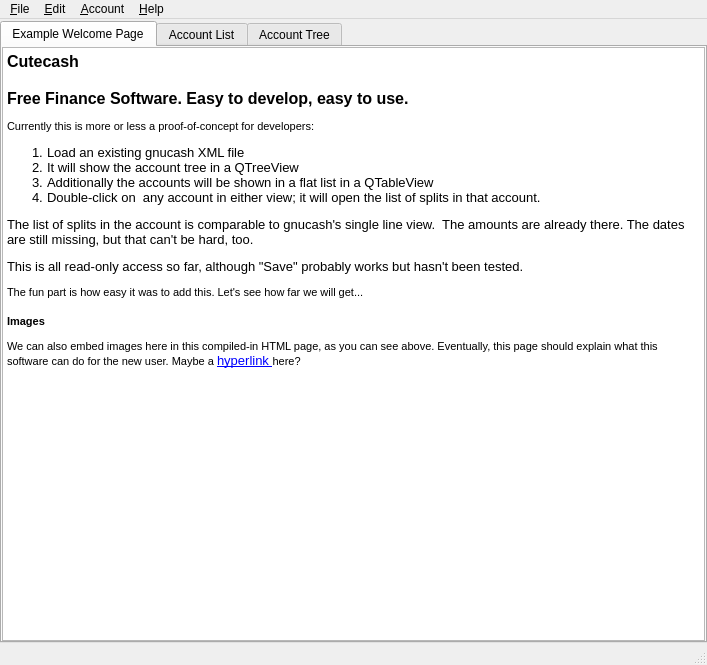
Qt form src/gnc/mainwindow.ui (mchochlov/Gnucash) before a commit.
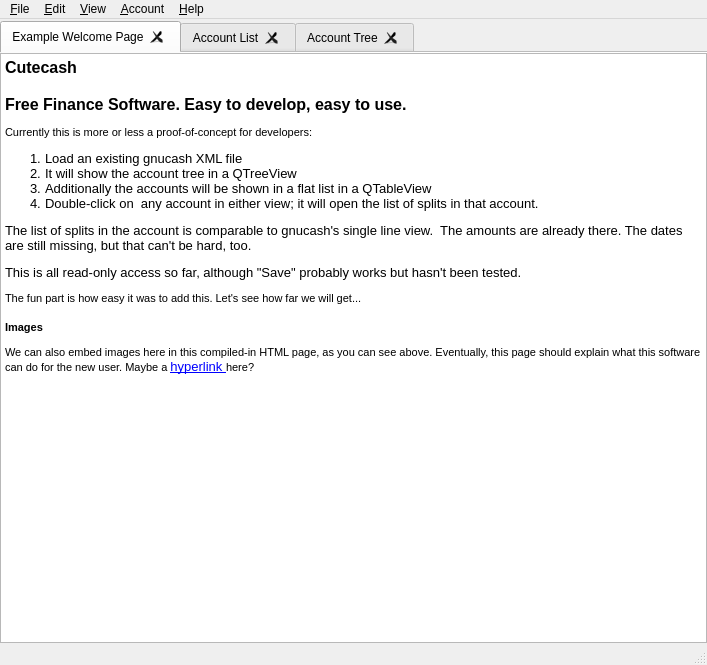
The same form after that commit. Icons and pictures are not drawn.

Commit message: Cutecash: Enable tab moving and other UI features of Qt.

Diff of the .ui file:
```diff
--- a/src/gnc/mainwindow.ui
+++ b/src/gnc/mainwindow.ui
@@ -36,6 +36,15 @@
       <property name="currentIndex">
        <number>0</number>
       </property>
+      <property name="documentMode">
+       <bool>true</bool>
+      </property>
+      <property name="tabsClosable">
+       <bool>true</bool>
+      </property>
+      <property name="movable">
+       <bool>true</bool>
+      </property>
       <widget class="QWidget" name="textBrowserTab">
        <attribute name="title">
         <string>Example Welcome Page</string>
@@ -50,20 +59,20 @@
            <string>&lt;!DOCTYPE HTML PUBLIC &quot;-//W3C//DTD HTML 4.0//EN&quot; &quot;http://www.w3.org/TR/REC-html40/strict.dtd&quot;&gt;
 &lt;html&gt;&lt;head&gt;&lt;meta name=&quot;qrichtext&quot; content=&quot;1&quot; /&gt;&lt;style type=&quot;text/css&quot;&gt;
 p, li { white-space: pre-wrap; }
-&lt;/style&gt;&lt;/head&gt;&lt;body style=&quot; font-family:'Sans'; font-size:10pt; font-weight:400; font-style:normal;&quot;&gt;
-&lt;p style=&quot; margin-top:18px; margin-bottom:12px; margin-left:0px; margin-right:0px; -qt-block-indent:0; text-indent:0px;&quot;&gt;&lt;span style=&quot; font-family:'MS Shell Dlg 2'; font-size:12pt; font-weight:600;&quot;&gt;Cutecash&lt;/span&gt;&lt;/p&gt;
-&lt;p style=&quot; margin-top:18px; margin-bottom:12px; margin-left:0px; margin-right:0px; -qt-block-indent:0; text-indent:0px;&quot;&gt;&lt;span style=&quot; font-family:'MS Shell Dlg 2'; font-size:12pt; font-weight:600;&quot;&gt;Free Finance Software. Easy to develop, easy to use.&lt;/span&gt;&lt;/p&gt;
-&lt;p style=&quot; margin-top:12px; margin-bottom:12px; margin-left:0px; margin-right:0px; -qt-block-indent:0; text-indent:0px;&quot;&gt;&lt;span style=&quot; font-family:'MS Shell Dlg 2'; font-size:8pt;&quot;&gt;Currently this is more or less a proof-of-concept for developers:&lt;/span&gt;&lt;/p&gt;
-&lt;ol style=&quot;-qt-list-indent: 1;&quot;&gt;&lt;li style=&quot; margin-top:12px; margin-bottom:0px; margin-left:0px; margin-right:0px; -qt-block-indent:0; text-indent:0px;&quot;&gt;Load an existing gnucash XML file&lt;/li&gt;
-&lt;li style=&quot; margin-top:0px; margin-bottom:0px; margin-left:0px; margin-right:0px; -qt-block-indent:0; text-indent:0px;&quot;&gt;It will show the account tree in a QTreeView&lt;/li&gt;
-&lt;li style=&quot; margin-top:0px; margin-bottom:0px; margin-left:0px; margin-right:0px; -qt-block-indent:0; text-indent:0px;&quot;&gt;Additionally the accounts will be shown in a flat list in a QTableView&lt;/li&gt;
-&lt;li style=&quot; margin-top:0px; margin-bottom:12px; margin-left:0px; margin-right:0px; -qt-block-indent:0; text-indent:0px;&quot;&gt;Double-click on  any account in either view; it will open the list of splits in that account.&lt;/li&gt;&lt;/ol&gt;
-&lt;p style=&quot; margin-top:12px; margin-bottom:12px; margin-left:0px; margin-right:0px; -qt-block-indent:0; text-indent:0px;&quot;&gt;The list of splits in the account is comparable to gnucash's single line view.  The amounts are already there. The dates are still missing, but that can't be hard, too.&lt;/p&gt;
-&lt;p style=&quot; margin-top:12px; margin-bottom:12px; margin-left:0px; margin-right:0px; -qt-block-indent:0; text-indent:0px;&quot;&gt;This is all read-only access so far, although &quot;Save&quot; probably works but hasn't been tested.&lt;/p&gt;
-&lt;p style=&quot; margin-top:12px; margin-bottom:12px; margin-left:0px; margin-right:0px; -qt-block-indent:0; text-indent:0px;&quot;&gt;&lt;span style=&quot; font-family:'MS Shell Dlg 2'; font-size:8pt;&quot;&gt;The fun part is how easy it was to add this. Let's see how far we will get...&lt;/span&gt;&lt;/p&gt;
-&lt;p style=&quot; margin-top:16px; margin-bottom:12px; margin-left:0px; margin-right:0px; -qt-block-indent:0; text-indent:0px;&quot;&gt;&lt;span style=&quot; font-family:'MS Shell Dlg 2'; font-size:8pt; font-weight:600;&quot;&gt;Images&lt;/span&gt;&lt;/p&gt;
+&lt;/style&gt;&lt;/head&gt;&lt;body style=&quot; font-family:'MS Shell Dlg 2'; font-size:8.25pt; font-weight:400; font-style:normal;&quot;&gt;
+&lt;p style=&quot; margin-top:18px; margin-bottom:12px; margin-left:0px; margin-right:0px; -qt-block-indent:0; text-indent:0px;&quot;&gt;&lt;span style=&quot; font-size:12pt; font-weight:600;&quot;&gt;Cutecash&lt;/span&gt;&lt;/p&gt;
+&lt;p style=&quot; margin-top:18px; margin-bottom:12px; margin-left:0px; margin-right:0px; -qt-block-indent:0; text-indent:0px;&quot;&gt;&lt;span style=&quot; font-size:12pt; font-weight:600;&quot;&gt;Free Finance Software. Easy to develop, easy to use.&lt;/span&gt;&lt;/p&gt;
+&lt;p style=&quot; margin-top:12px; margin-bottom:12px; margin-left:0px; margin-right:0px; -qt-block-indent:0; text-indent:0px;&quot;&gt;&lt;span style=&quot; font-size:8pt;&quot;&gt;Currently this is more or less a proof-of-concept for developers:&lt;/span&gt;&lt;/p&gt;
+&lt;ol style=&quot;margin-top: 0px; margin-bottom: 0px; margin-left: 0px; margin-right: 0px; -qt-list-indent: 1;&quot;&gt;&lt;li style=&quot; font-family:'Sans'; font-size:10pt;&quot; style=&quot; margin-top:12px; margin-bottom:0px; margin-left:0px; margin-right:0px; -qt-block-indent:0; text-indent:0px;&quot;&gt;Load an existing gnucash XML file&lt;/li&gt;
+&lt;li style=&quot; font-family:'Sans'; font-size:10pt;&quot; style=&quot; margin-top:0px; margin-bottom:0px; margin-left:0px; margin-right:0px; -qt-block-indent:0; text-indent:0px;&quot;&gt;It will show the account tree in a QTreeView&lt;/li&gt;
+&lt;li style=&quot; font-family:'Sans'; font-size:10pt;&quot; style=&quot; margin-top:0px; margin-bottom:0px; margin-left:0px; margin-right:0px; -qt-block-indent:0; text-indent:0px;&quot;&gt;Additionally the accounts will be shown in a flat list in a QTableView&lt;/li&gt;
+&lt;li style=&quot; font-family:'Sans'; font-size:10pt;&quot; style=&quot; margin-top:0px; margin-bottom:12px; margin-left:0px; margin-right:0px; -qt-block-indent:0; text-indent:0px;&quot;&gt;Double-click on  any account in either view; it will open the list of splits in that account.&lt;/li&gt;&lt;/ol&gt;
+&lt;p style=&quot; margin-top:12px; margin-bottom:12px; margin-left:0px; margin-right:0px; -qt-block-indent:0; text-indent:0px;&quot;&gt;&lt;span style=&quot; font-family:'Sans'; font-size:10pt;&quot;&gt;The list of splits in the account is comparable to gnucash's single line view.  The amounts are already there. The dates are still missing, but that can't be hard, too.&lt;/span&gt;&lt;/p&gt;
+&lt;p style=&quot; margin-top:12px; margin-bottom:12px; margin-left:0px; margin-right:0px; -qt-block-indent:0; text-indent:0px;&quot;&gt;&lt;span style=&quot; font-family:'Sans'; font-size:10pt;&quot;&gt;This is all read-only access so far, although &amp;quot;Save&amp;quot; probably works but hasn't been tested.&lt;/span&gt;&lt;/p&gt;
+&lt;p style=&quot; margin-top:12px; margin-bottom:12px; margin-left:0px; margin-right:0px; -qt-block-indent:0; text-indent:0px;&quot;&gt;&lt;span style=&quot; font-size:8pt;&quot;&gt;The fun part is how easy it was to add this. Let's see how far we will get...&lt;/span&gt;&lt;/p&gt;
+&lt;p style=&quot; margin-top:16px; margin-bottom:12px; margin-left:0px; margin-right:0px; -qt-block-indent:0; text-indent:0px;&quot;&gt;&lt;span style=&quot; font-size:8pt; font-weight:600;&quot;&gt;Images&lt;/span&gt;&lt;/p&gt;
 &lt;p style=&quot; margin-top:12px; margin-bottom:12px; margin-left:0px; margin-right:0px; -qt-block-indent:0; text-indent:0px;&quot;&gt;&lt;img src=&quot;:/pixmaps/gnucash_splash.png&quot; /&gt;&lt;/p&gt;
-&lt;p style=&quot; margin-top:12px; margin-bottom:12px; margin-left:0px; margin-right:0px; -qt-block-indent:0; text-indent:0px;&quot;&gt;&lt;span style=&quot; font-family:'MS Shell Dlg 2'; font-size:8pt;&quot;&gt;We can also embed images here in this compiled-in HTML page, as you can see above. Eventually, this page should explain what this software can do for the new user. Maybe a &lt;/span&gt;&lt;a href=&quot;gnc:test&quot;&gt;&lt;span style=&quot; text-decoration: underline; color:#0000ff;&quot;&gt;hyperlink &lt;/span&gt;&lt;/a&gt;&lt;span style=&quot; font-family:'MS Shell Dlg 2'; font-size:8pt;&quot;&gt;here?&lt;/span&gt;&lt;/p&gt;&lt;/body&gt;&lt;/html&gt;</string>
+&lt;p style=&quot; margin-top:12px; margin-bottom:12px; margin-left:0px; margin-right:0px; -qt-block-indent:0; text-indent:0px;&quot;&gt;&lt;span style=&quot; font-size:8pt;&quot;&gt;We can also embed images here in this compiled-in HTML page, as you can see above. Eventually, this page should explain what this software can do for the new user. Maybe a &lt;/span&gt;&lt;a href=&quot;gnc:test&quot;&gt;&lt;span style=&quot; font-family:'Sans'; font-size:10pt; text-decoration: underline; color:#0000ff;&quot;&gt;hyperlink &lt;/span&gt;&lt;/a&gt;&lt;span style=&quot; font-size:8pt;&quot;&gt;here?&lt;/span&gt;&lt;/p&gt;&lt;/body&gt;&lt;/html&gt;</string>
           </property>
           <property name="openLinks">
            <bool>false</bool>
@@ -108,7 +117,7 @@
      <x>0</x>
      <y>0</y>
      <width>707</width>
-     <height>25</height>
+     <height>23</height>
     </rect>
    </property>
    <widget class="QMenu" name="menuFile">
@@ -147,8 +156,18 @@
     <addaction name="actionCopy"/>
     <addaction name="actionPaste"/>
    </widget>
+   <widget class="QMenu" name="menu_View">
+    <property name="title">
+     <string>&amp;View</string>
+    </property>
+    <addaction name="actionViewAccountList"/>
+    <addaction name="actionViewAccountTree"/>
+    <addaction name="separator"/>
+    <addaction name="action_Close_View"/>
+   </widget>
    <addaction name="menuFile"/>
    <addaction name="menuEdit"/>
+   <addaction name="menu_View"/>
    <addaction name="menuAccount"/>
    <addaction name="menuHelp"/>
   </widget>
```
Left out of the diff: 160 changed lines with no effect on the pictures. The commit also changes 3 other files.
